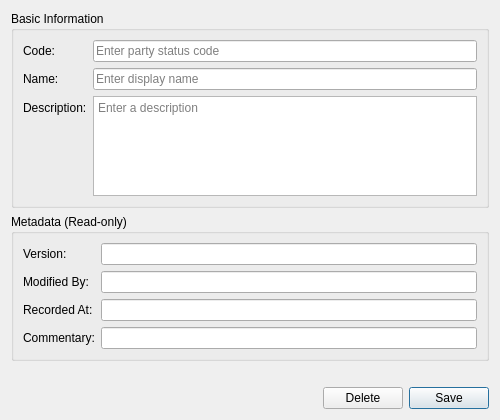
Before: the Qt Designer form projects/ores.qt/ui/PartyStatusDetailDialog.ui in OreStudio/OreStudio, drawn with Qt 5.
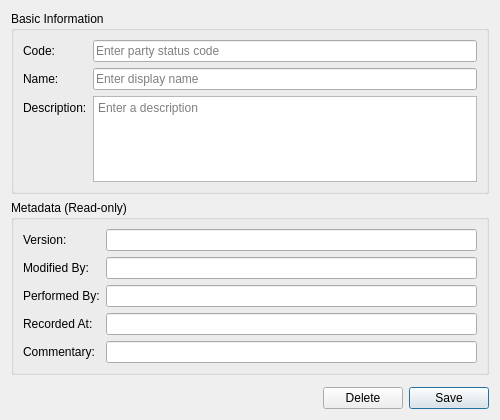
After: the same form once the commit is applied.

Commit message: [qt] UI fixes: spelling, bug fixes, book/portfolio widgets, performed_by

What changed in the file:
```diff
--- a/projects/ores.qt/ui/PartyStatusDetailDialog.ui
+++ b/projects/ores.qt/ui/PartyStatusDetailDialog.ui
@@ -124,27 +124,41 @@
        </widget>
       </item>
       <item row="2" column="0">
+       <widget class="QLabel" name="labelPerformedBy">
+        <property name="text">
+         <string>Performed By:</string>
+        </property>
+       </widget>
+      </item>
+      <item row="2" column="1">
+       <widget class="QLineEdit" name="performedByEdit">
+        <property name="readOnly">
+         <bool>true</bool>
+        </property>
+       </widget>
+      </item>
+      <item row="3" column="0">
        <widget class="QLabel" name="labelRecordedAt">
         <property name="text">
          <string>Recorded At:</string>
         </property>
        </widget>
       </item>
-      <item row="2" column="1">
+      <item row="3" column="1">
        <widget class="QLineEdit" name="recordedAtEdit">
         <property name="readOnly">
          <bool>true</bool>
         </property>
        </widget>
       </item>
-      <item row="3" column="0">
+      <item row="4" column="0">
        <widget class="QLabel" name="labelCommentary">
         <property name="text">
          <string>Commentary:</string>
         </property>
        </widget>
       </item>
-      <item row="3" column="1">
+      <item row="4" column="1">
        <widget class="QLineEdit" name="commentaryEdit">
         <property name="readOnly">
          <bool>true</bool>
```
The commit also changes 31 other files.
